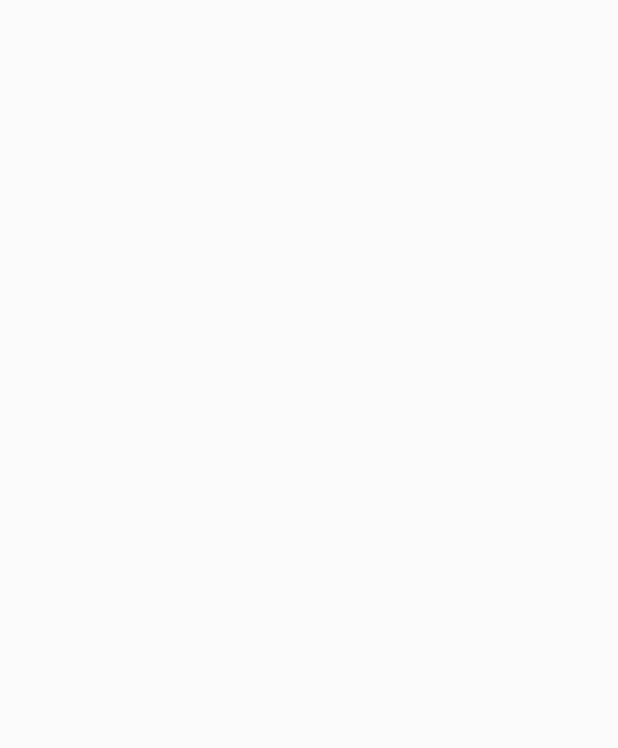
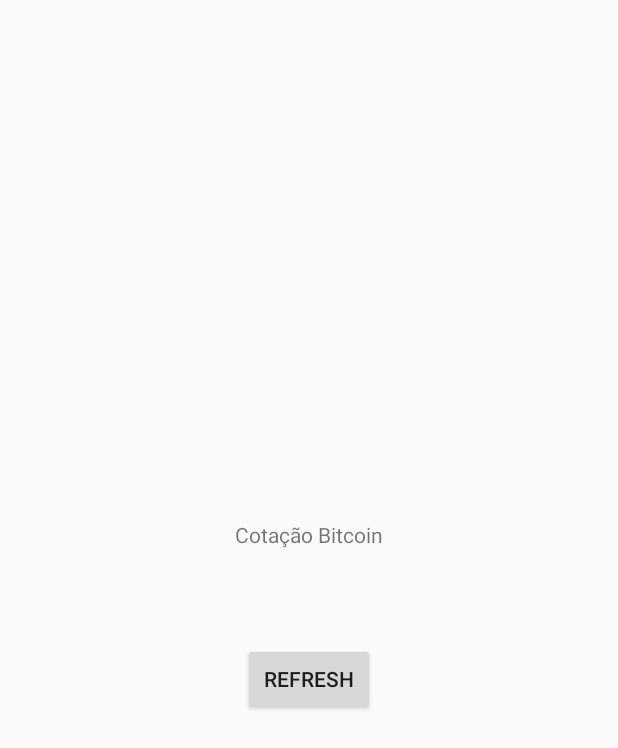
Before and after one commit to Zilldy/Android-Kotlin-Developer, an Android app built with Jetpack Compose: the screen it shows after launch (MainActivity), on a phone screen of 412 x 824 dp. Before the commit the part shown is empty. Shown: the top 748 px of the screen. Run offline under Robolectric (Android 15) with nearby library versions, the phone set to English and light mode, and no system bars.

Commit message:
Ajustando a classe MainActivity.kt

```diff
--- a/cryptomonitor/app/src/main/java/zilldy/com/github/cryptomonitor/MainActivity.kt
+++ b/cryptomonitor/app/src/main/java/zilldy/com/github/cryptomonitor/MainActivity.kt
@@ -1,20 +1,60 @@
 package zilldy.com.github.cryptomonitor
 
 import android.os.Bundle
-import androidx.activity.ComponentActivity
-import androidx.activity.compose.setContent
-import androidx.compose.foundation.layout.fillMaxSize
-import androidx.compose.material3.MaterialTheme
-import androidx.compose.material3.Surface
-import androidx.compose.material3.Text
-import androidx.compose.runtime.Composable
-import androidx.compose.ui.Modifier
-import androidx.compose.ui.tooling.preview.Preview
-import zilldy.com.github.cryptomonitor.ui.theme.CryptomonitorTheme
+import android.view.View
+import android.widget.Button
+import android.widget.ProgressBar
+import android.widget.TextView
+import android.widget.Toast
+import androidx.activity.viewModels
+import androidx.appcompat.app.AppCompatActivity
+import zilldy.com.github.cryptomonitor.state.ScreenState
+import zilldy.com.github.cryptomonitor.viewmodel.CryptoViewModel
+import zilldy.com.github.cryptomonitor.viewmodel.CryptoViewModelFactory
+import java.text.NumberFormat
+import java.text.SimpleDateFormat
+import java.util.*
 
-class MainActivity : ComponentActivity() {
+class MainActivity : AppCompatActivity() {
+    private val viewModel: CryptoViewModel by viewModels { CryptoViewModelFactory() }
+    private val textViewBitcoin: TextView by lazy { findViewById(R.id.textViewBitcoin) }
+    private val textViewDate: TextView by lazy { findViewById(R.id.textViewDate) }
+    private val buttonRefresh: Button by lazy { findViewById(R.id.buttonRefresh) }
+    private val progressBar: ProgressBar by lazy { findViewById(R.id.progressBar) }
+
     override fun onCreate(savedInstanceState: Bundle?) {
         super.onCreate(savedInstanceState)
+        setContentView(R.layout.activity_main)
 
+        viewModel.tickerLiveData.observe(this) { state: ScreenState ->
+            when (state) {
+                is ScreenState.Loading -> {
+                    progressBar.visibility = View.VISIBLE
+                    buttonRefresh.visibility = View.GONE
+                }
+
+                is ScreenState.Success -> {
+                    progressBar.visibility = View.GONE
+                    buttonRefresh.visibility = View.VISIBLE
+                    textViewBitcoin.text =
+                        NumberFormat.getCurrencyInstance(Locale("pt", "BR")).let {
+                            it.format(state.data.last.toBigDecimal())
+                        }
+                    textViewDate.text = SimpleDateFormat("dd/MM/yyyy HH:mm").format(Date())
+                }
+
+                is ScreenState.Error -> {
+                    progressBar.visibility = View.GONE
+                    buttonRefresh.visibility = View.VISIBLE
+                    Toast.makeText(
+                        this, "Ocorreu um erro", Toast.LENGTH_LONG
+                    ).show()
+                }
+            }
+        }
+
+        buttonRefresh.setOnClickListener {
+            viewModel.refresh()
+        }
     }
 }
```
